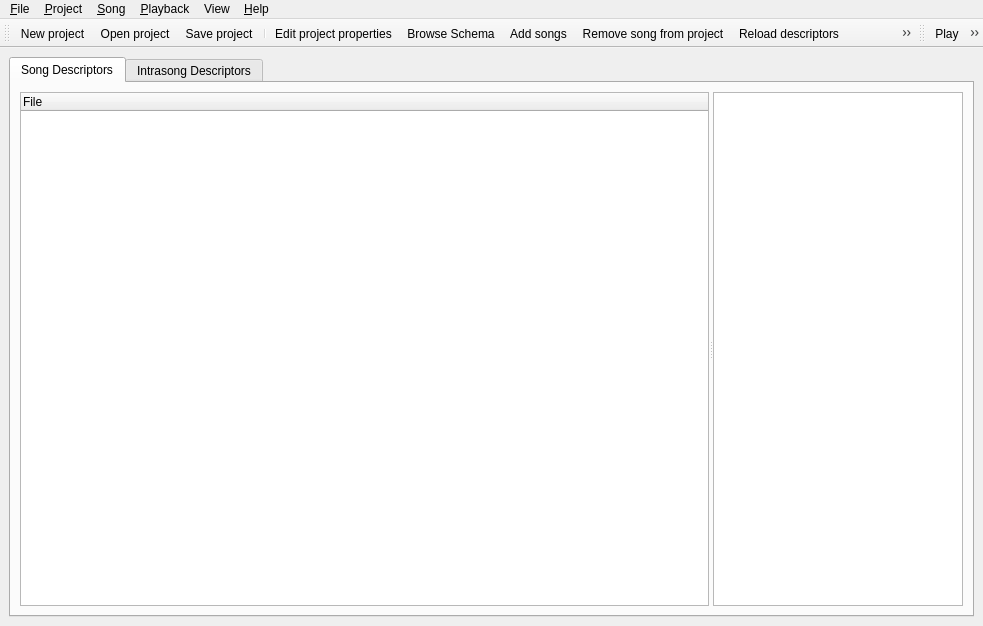
First picture: the form in Annotator/src/Annotator.ui, repository clam-project/clam, before the edit.
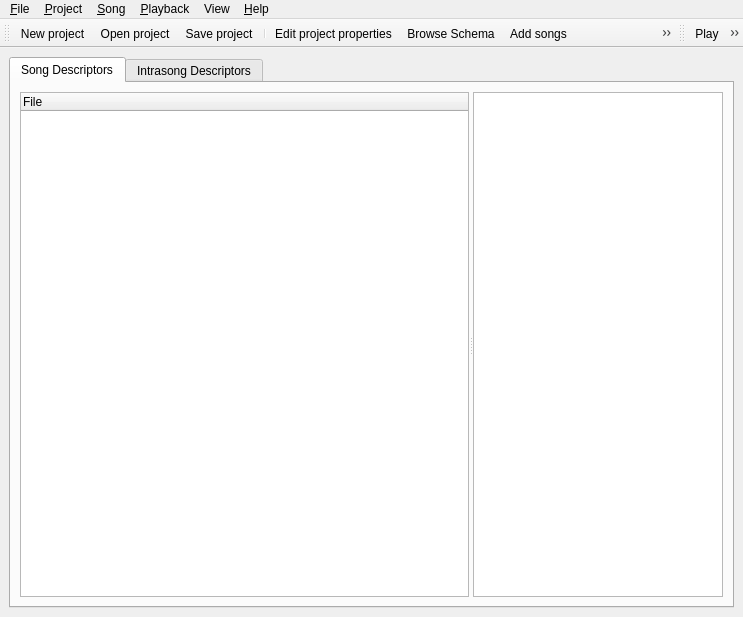
Second picture: the form after the edit. The open tabs and pages were chosen to show the change. Icons and pictures are not drawn.

Commit message: *Annotator.cxx: finally the .sc file can be regenerated once the extractor is relaunched and the configure file is changed. *Annotator.ui: tableWidget adaptable to the content

```diff
--- a/Annotator/src/Annotator.ui
+++ b/Annotator/src/Annotator.ui
@@ -5,8 +5,8 @@
    <rect>
     <x>0</x>
     <y>0</y>
-    <width>983</width>
-    <height>626</height>
+    <width>743</width>
+    <height>617</height>
    </rect>
   </property>
   <property name="sizePolicy" >
@@ -109,6 +109,9 @@
 As constrast, 'note level descriptors' would have an occurrence for each note.&lt;/p>
 &lt;p>You can edit the values by clicking to the proper cell.&lt;/p></string>
            </property>
+           <property name="autoFillBackground" >
+            <bool>false</bool>
+           </property>
            <property name="selectionMode" >
             <enum>QAbstractItemView::NoSelection</enum>
            </property>
@@ -152,7 +155,7 @@
     <enum>Qt::Horizontal</enum>
    </property>
    <attribute name="toolBarArea" >
-    <number>4</number>
+    <enum>TopToolBarArea</enum>
    </attribute>
    <attribute name="toolBarBreak" >
     <bool>false</bool>
@@ -177,7 +180,7 @@
     <enum>Qt::Horizontal</enum>
    </property>
    <attribute name="toolBarArea" >
-    <number>4</number>
+    <enum>TopToolBarArea</enum>
    </attribute>
    <attribute name="toolBarBreak" >
     <bool>false</bool>
@@ -194,8 +197,8 @@
     <rect>
      <x>0</x>
      <y>0</y>
-     <width>983</width>
-     <height>32</height>
+     <width>743</width>
+     <height>21</height>
     </rect>
    </property>
    <widget class="QMenu" name="mSongMenu" >
@@ -576,14 +579,6 @@
   </action>
  </widget>
  <layoutdefault spacing="6" margin="11" />
- <customwidgets>
-  <customwidget>
-   <class>CLAM::VM::BPFPlot</class>
-   <extends>QFrame</extends>
-   <header>vmBPFPlot.hxx</header>
-   <container>1</container>
-  </customwidget>
- </customwidgets>
  <tabstops>
   <tabstop>mMainTabWidget</tabstop>
   <tabstop>mSongListView</tabstop>
```
Left out of the diff: 81 changed lines with no effect on the pictures. The commit also changes 2 other files.
